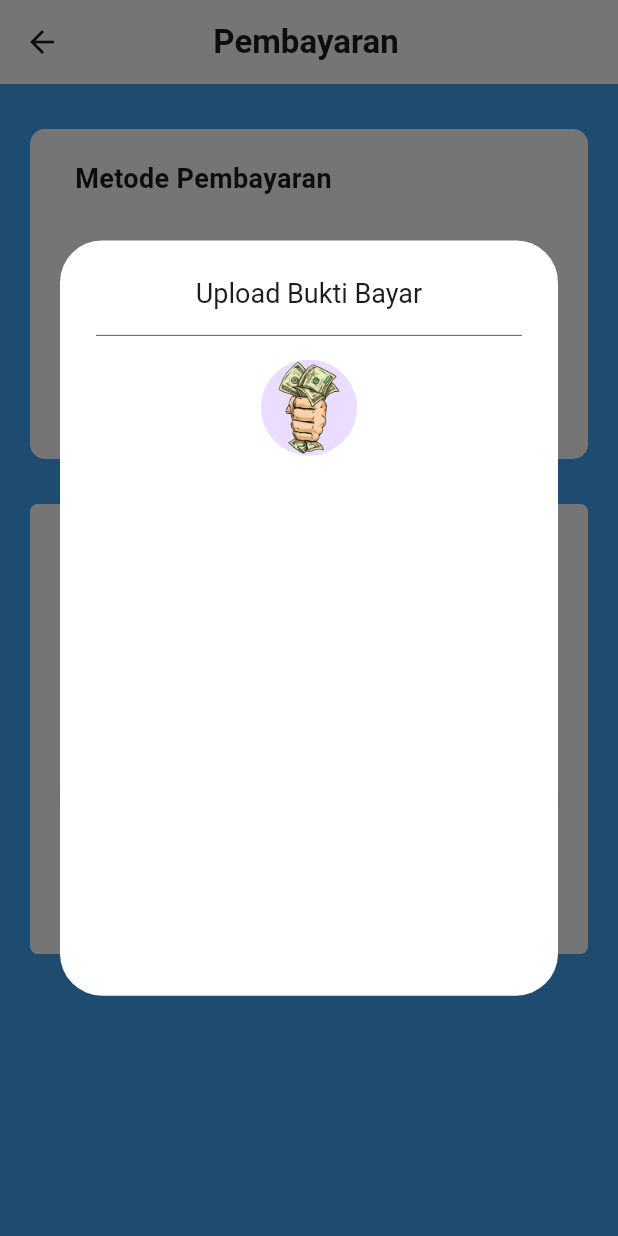
After one commit to Ric255-r/project_bus_e_ticket, a Flutter app: the MenuCheckout screen opened directly, after a tap on "Upload Bukti Bayar", on a phone screen of 412 x 824 dp. The commit adds this screen. Run offline on Flutter 3.47's test engine with Material 3 defaults, Android fonts, the phone set to English and light mode, and no system bars; our stand-ins replace auto_size_text, carousel_slider, dio, flutter_secure_storage, fluttertoast, geolocator and 2 more; missing offline and left inert: flutter_osm_plugin; accounts and stored records are empty.

Commit message:
tambah layout checkout

```diff
--- /dev/null
+++ b/lib/screen/content/checkout.dart
@@ -0,0 +1,363 @@
+import 'dart:io';
+import 'package:flutter/material.dart';
+import 'package:image_picker/image_picker.dart';
+
+class MenuCheckout extends StatelessWidget {
+  const MenuCheckout({super.key});
+
+  @override
+  Widget build(BuildContext context) {
+    return SafeArea(
+      child: Scaffold(
+        appBar: AppBar(
+          backgroundColor: Colors.white,
+          title: Center(
+            child: Padding(
+              padding: EdgeInsets.only(
+                right: 60
+              ),
+              child: Text(
+                "Pembayaran",
+                style: TextStyle(fontWeight: FontWeight.bold),
+              ),
+            ),
+          ),
+        ),
+        body: StfulMenuCheckout(),
+      )
+    );
+  }
+}
+
+class StfulMenuCheckout extends StatefulWidget {
+  const StfulMenuCheckout({super.key});
+
+  @override
+  State<StfulMenuCheckout> createState() => _StfulMenuCheckoutState();
+}
+
+class _StfulMenuCheckoutState extends State<StfulMenuCheckout> {
+  String paymentMethod = "Transfer";
+  File? _imgFile;
+
+
+  Future<void> _buatBukti() async {
+    final ImagePicker _picker = ImagePicker();
+
+    // await _displayPickImageDialog(context, false, (double? maxWidth,
+    // double? maxHeight, int? quality, int? limit) async {
+    //   try {
+    //     final XFile? pickedFile = await _picker.pickImage(
+    //       source: source,
+    //       maxWidth: maxWidth,
+    //       maxHeight: maxHeight,
+    //       imageQuality: quality,
+    //     );
+    //     setState(() {
+    //       _imgFile!(pickedFile);
+    //     });
+    //   } catch (e) {
+    //     setState(() {
+    //       _pickImageError = e;
+    //     });
+    //   }
+    // });
+  }
+
+
+  @override
+  Widget build(BuildContext context) {
+
+    return SingleChildScrollView(
+      child: Container(
+        height: MediaQuery.of(context).size.height,
+        width: MediaQuery.of(context).size.width,
+        color: Colors.blue[400],
+        child: Stack(
+          children: [
+            Container(
+              height: 220,
+              margin: EdgeInsets.only(
+                left: 20, right: 20, top: 30
+              ),
+              decoration: BoxDecoration(
+                color: Colors.white,
+                borderRadius: BorderRadius.circular(10)
+              ),
+              child: Padding(
+                padding: EdgeInsets.only(
+                  top: 20,
+                  left: 30,
+                  right: 30
+                ),
+                child: Column(
+                  children: [
+                    Row(
+                      children: [
+                        Expanded(
+                          child: Text(
+                            "Metode Pembayaran",
+                            style: TextStyle(
+                              fontWeight: FontWeight.bold,
+                              fontSize: 18
+                            ),
+                          ),
+                        )
+                      ],
+                    ),
+                    SizedBox(height: 30,),
+
+                    Row(
+                      mainAxisAlignment: MainAxisAlignment.spaceBetween,
+                      children: [
+
+                        Expanded(
+                          child: Align(
+                            alignment: Alignment.centerLeft,
+                            child: Image.asset(
+                              'assets/images/logobank.png',
+                              height: 50,
+                              width: 50,
+                            ),
+                          ),
+                        ),
+                        Expanded(
+                          flex: 3,
+                          child: Text("Bank Transfer")
+                        ),
+                        SizedBox(
+                          //buat radio
+                            width: 40,
+                          // height: 40,
+                          child: Align(
+                            alignment: Alignment.centerRight,
+                            child: Radio<String>(
+                              value: 'Transfer',
+                              groupValue: paymentMethod,
+                              onChanged: (String? value){
+                                setState(() {
+                                  paymentMethod = value!;
+
+                                  print(paymentMethod);
+                                });
+                              }
+                            ),
+                          )
+                        )
+                      ],
+                    ),
+                    Row(
+                      mainAxisAlignment: MainAxisAlignment.spaceBetween,
+                      children: [
+
+                        Expanded(
+                          child: Align(
+                            alignment: Alignment.centerLeft,
+                            child: Image.asset(
+                              'assets/images/cash.png',
+                              height: 50,
+                              width: 50,
+                            ),
+                          ),
+                        ),
+                        Expanded(
+                          flex: 3,
+                          child: Text("Cash")
+                        ),
+                        SizedBox(
+                          //buat radio
+                            width: 40,
+                          // height: 40,
+                          child: Align(
+                            alignment: Alignment.centerRight,
+                            child: Radio<String>(
+                              value: 'Cash',
+                              groupValue: paymentMethod,
+                              onChanged: (String? value){
+                                setState(() {
+                                  paymentMethod = value!;
+
+                                  print(paymentMethod);
+                                });
+                              }
+                            ),
+                          )
+                        )
+                      ],
+                    ),
+
+                  ],
+                ),
+              ),
+            ),
+
+            SizedBox(height: 20,),
+
+            Positioned(
+              top: 280,
+              child: Container(
+                margin: EdgeInsets.only(
+                  left: 20.0, right: 20.0
+                ),
+                width: MediaQuery.of(context).size.width - 40,
+                height: 300,
+                decoration: BoxDecoration(
+                  color: Colors.white,
+                  borderRadius: BorderRadius.circular(5)
+                ),
+
+                child: Padding(
+                  padding: EdgeInsets.only(
+                    left: 20, top: 20, right: 20
+                  ),
+                  child: Column(
+                    crossAxisAlignment: CrossAxisAlignment.start,
+                    children: [
+
+                      const Row(
+                        children: [
+                          Expanded(
+                            child: Text(
+                              "Petunjuk Pembayaran",
+                              style: TextStyle(
+                                fontSize: 20,
+                                fontWeight: FontWeight.bold
+
+                              ),
+                              textAlign: TextAlign.left,
+                            ),
+                          )
+                        ],
+                      ),
+
+                      Divider(),
+
+                      if(paymentMethod == "Transfer")
+                      Padding(
+                        padding: EdgeInsets.only(
+                          bottom: 20
+                        ),
+                        child: const Row(
+                          children: [
+                            Expanded(
+                              child: Text(
+                                "Untuk pembayaran silakan ditransfer ke rekening BCA 7345112979 an BENGKEL TEKNOLOGI INDONESIA. Harap melampirkan bukti transfer ya",
+                                style: TextStyle(
+                                  fontSize: 15,
+                                  //fontWeight: FontWeight.bold
+
+                                ),
+                                textAlign: TextAlign.justify,
+                              ),
+                            )
+                          ],
+                        ),
+                      ),
+
+
+                      if(paymentMethod == "Transfer")
+                      Row(
+                        children: [
+                          Expanded(
+                            child: ElevatedButton(
+                              onPressed: () {
+                                _buatBukti();
+                                showAlertUpload(context);
+                              },
+                              child: Text("Upload Bukti Bayar")
+                            )
+                          )
+                        ],
+                      ),
+
+
+                      if(paymentMethod == "Cash")
+                      const Padding(
+                        padding: EdgeInsets.only(
+                          bottom: 20
+                        ),
+                        child : const Row(
+                          children: [
+                            Expanded(
+                              child: Text(
+                                "Untuk pembayaran silahkan langsung menuju counter halte yang anda pilih, kemudian tunjukkan aplikasi ini ke mereka",
+                                style: TextStyle(
+                                  fontSize: 15,
+                                  //fontWeight: FontWeight.bold
+
+                                ),
+                                textAlign: TextAlign.justify,
+                              ),
+                            )
+                          ],
+                        ),
+                      ),
+
+                      if(paymentMethod == "Cash")
+                      Row(
+                        children: [
+                          Expanded(
+                            child: ElevatedButton(
+                              onPressed: () {},
+                              child: Text("Menuju Kasir")
+                            )
+                          )
+                        ],
+                      ),
+                    ],
+                  ),
+                )
+              )
+            )
+          ],
+        ),
+      ),
+    );
+  }
+
+  Future<Object> showAlertUpload(BuildContext context) async {
+    return showDialog(
+      context: context,
+      builder: (BuildContext context){
+        return AlertDialog(
+          backgroundColor: Colors.white,
+          title: Center(
+            child: Column(
+              children: [
+                Text("Upload Bukti Bayar", style: TextStyle(fontSize: 18),),
+
+                SizedBox(height: 15,),
+
+                Container(
+                  decoration: const BoxDecoration(
+                    border: Border(
+                      bottom: BorderSide(
+                        color: Colors.black87,
+                        width: 0.5
+                      )
+                    )
+                  ),
+                ),
+              ],
+            ),
+          ),
+          content: Container(
+            width: 300, // Set a fixed width
+            height: 400, // Set a fixed height
+            child: Column(
+              children: [
+                CircleAvatar(
+                  radius: 32,
+                  backgroundImage: (_imgFile == null)
+                  ? AssetImage('assets/images/cash.png')
+                  : FileImage(_imgFile!) as ImageProvider,
+                )
+              ],
+            )
+          ),
+        );
+      }
+    );
+  }
+
+}
--- a/lib/screen/content/pesanTiket.dart
+++ b/lib/screen/content/pesanTiket.dart
@@ -1,5 +1,6 @@
 import 'dart:async';
 
+import 'package:bus_hub/screen/content/checkout.dart';
 import 'package:flutter/material.dart';
 import 'package:flutter/services.dart';
 import 'package:syncfusion_flutter_datepicker/datepicker.dart';
@@ -141,7 +142,7 @@ class _BodyPesanTiketState extends State<BodyPesanTiket> {
 
     return SingleChildScrollView(
       child: SizedBox(
-        height: (screenHeight <= 700) ? screenHeight * 2.0 : screenHeight * 1.3,
+        height: (screenHeight <= 700) ? screenHeight * 2.0 : screenHeight * 1.75,
         width: MediaQuery.of(context).size.width,
         child: Stack(
           children: [
@@ -163,6 +164,8 @@ class _BodyPesanTiketState extends State<BodyPesanTiket> {
                 ),
               )
             ),
+            SizedBox(height: 20,),
+
             Positioned(
               top: 240,
               left: 20,
@@ -186,7 +189,7 @@ class _BodyPesanTiketState extends State<BodyPesanTiket> {
                 // klo g die error
                 child: Container(
                   padding: EdgeInsets.all(16),
-                  height: (screenHeight <= 700) ? screenHeight + 50 : screenHeight - 300,
+                  height: (screenHeight <= 700) ? screenHeight + 50 : screenHeight - 80,
                   child: Column(
                     crossAxisAlignment: CrossAxisAlignment.start, // buat ratakiri
                     children: [
@@ -478,7 +481,7 @@ class _BodyPesanTiketState extends State<BodyPesanTiket> {
 
             if(isCheckHarga)
             Positioned(
-              top: (screenHeight <= 700) ? screenHeight + 320 : screenHeight - 50,
+              top: (screenHeight <= 700) ? screenHeight + 320 : screenHeight + 180,
               left: 20,
               right: 20,
               child: Container(
@@ -758,6 +761,20 @@ class _BodyPesanTiketState extends State<BodyPesanTiket> {
                         ],
                       ),
                     ),
+
+                    SizedBox(height: 5,),
+
+                    ElevatedButton(
+                      onPressed: () {
+                        Navigator.push(
+                          context, MaterialPageRoute(builder: (builder) => MenuCheckout())
+                        );
+                      },
+                      child: Text("Lanjut Ke Pembayaran"),
+                    ),
+
+                    SizedBox(height: 10,),
+
                   ],
                 ),
               ),
--- a/lib/screen/content/screen2.dart
+++ b/lib/screen/content/screen2.dart
@@ -7,6 +7,7 @@ import 'package:carousel_slider/carousel_slider.dart';
 import '../function/confirmExit.dart';
 import './halteTerdekat.dart';
 import './pesanTiket.dart';
+import 'package:auto_size_text/auto_size_text.dart';
 
 // referensi carousel slider
 // https://stackoverflow.com/questions/78688921/error-carouselcontroller-is-imported-from-both-package-in-flutter
@@ -96,6 +97,8 @@ class _Kontennya extends State<IsiBody> {
     //     ],
     //   ),
     // );
+
+    print(MediaQuery.of(context).size.width);
 
     return SingleChildScrollView(
       child: SizedBox(
@@ -264,9 +267,10 @@ class _Kontennya extends State<IsiBody> {
                                         const SizedBox(height: 5), // Add some spacing between image and text
 
                                         const Center(
-                                          child: Text(
-                                            'Pesan Tiket',
-                                            style: TextStyle(fontSize: 12, color: Colors.black),
+                                          child: AutoSizeText(
+                                            "Pesan Tiket",
+                                            maxLines: 1,
+                                            minFontSize: 8,
                                           ),
                                         ),
                                       ],
@@ -314,10 +318,13 @@ class _Kontennya extends State<IsiBody> {
                                         ),
                                         const SizedBox(height: 5), // Add some spacing between image and text
 
-                                        const Text(
-                                          'Halte Terdekat',
-                                          style: TextStyle(fontSize: 12, color: Colors.black),
-                                        ),
+                                        Text(
+                                          "Halte Terdekat",
+                                          style: TextStyle(
+                                            fontSize: 12,
+                                          ),
+                                          textAlign: TextAlign.center,
+                                        )
                                       ],
                                     )
                                   )
@@ -362,6 +369,7 @@ class _Kontennya extends State<IsiBody> {
                                         const Text(
                                           'Paket Wisata',
                                           style: TextStyle(fontSize: 12, color: Colors.black),
+                                          textAlign: TextAlign.center,
                                         ),
                                       ],
                                     )
@@ -407,6 +415,7 @@ class _Kontennya extends State<IsiBody> {
                                         const Text(
                                           'Panduan Bepergian',
                                           style: TextStyle(fontSize: 12, color: Colors.black),
+                                          textAlign: TextAlign.center,
                                         ),
                                       ],
                                     )
--- a/lib/screen/menu/menu3.dart
+++ b/lib/screen/menu/menu3.dart
@@ -27,7 +27,7 @@ class _KontenMenu3 extends State<IsiMenu3> {
 
     return SingleChildScrollView(
       child: SizedBox(
-        height: (screenHeight <= 700) ? screenHeight + 400 : screenHeight,
+        height: (screenHeight <= 700) ? screenHeight + 400 : screenHeight +150,
         child: Stack(
           children: [
             Container(
@@ -59,8 +59,8 @@ class _KontenMenu3 extends State<IsiMenu3> {
                           child: Row(
                             children: [
                               SizedBox(
-                                width: 100,
-                                child: Icon(Icons.account_circle, size: 100,),
+                                width: 80,
+                                child: Icon(Icons.account_circle, size: 85,),
                               ),
                               SizedBox(
                                 width: 250,
--- a/pubspec.yaml
+++ b/pubspec.yaml
@@ -56,6 +56,7 @@ dev_dependencies:
   syncfusion_flutter_datepicker: ^27.1.48
   intl: ^0.18.0
   auto_size_text: ^3.0.0
+  image_picker: ^1.1.2
 
 # For information on the generic Dart part of this file, see the
 # following page: https://dart.dev/tools/pub/pubspec
@@ -85,6 +86,8 @@ flutter:
     - assets/images/bisats1.jpg
     - assets/images/bisats1.jpg
     - assets/images/bisats3.jpg
+    - assets/images/logobank.png
+    - assets/images/cash.png
     # - images/a_dot_ham.jpeg
 
   # An image asset can refer to one or more resolution-specific "variants", see
```
Also changed, not shown: assets/images/cash.jpg (added), assets/images/cash.png (added), assets/images/logobank.png (added), pubspec.lock, 6 other files.
